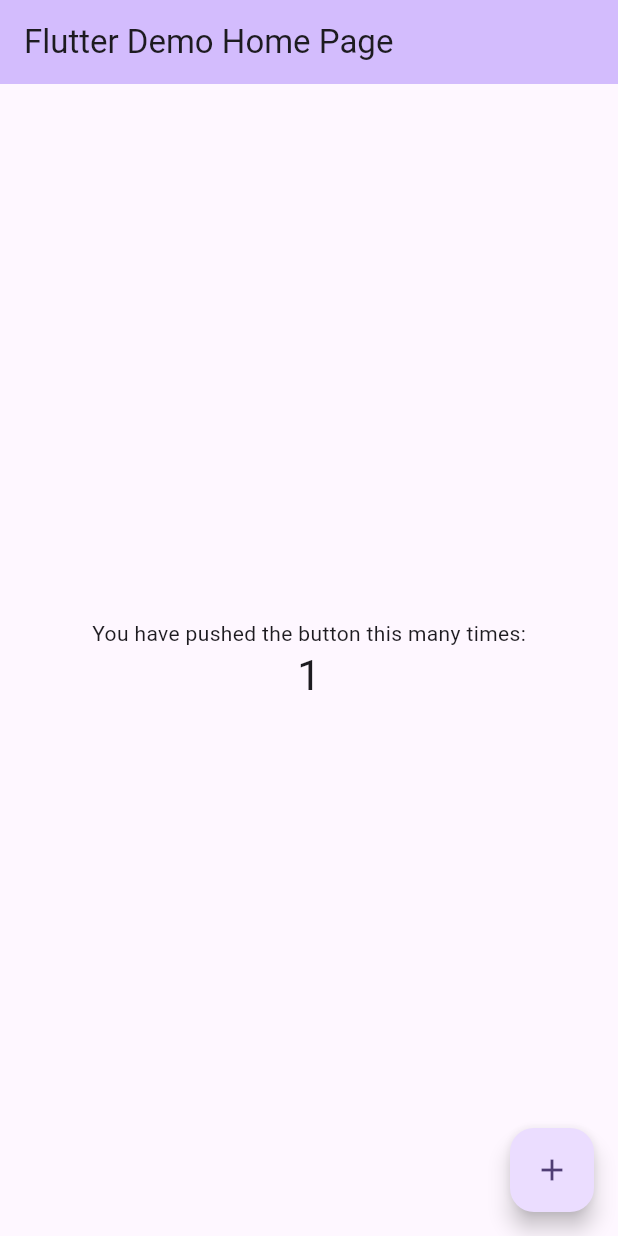
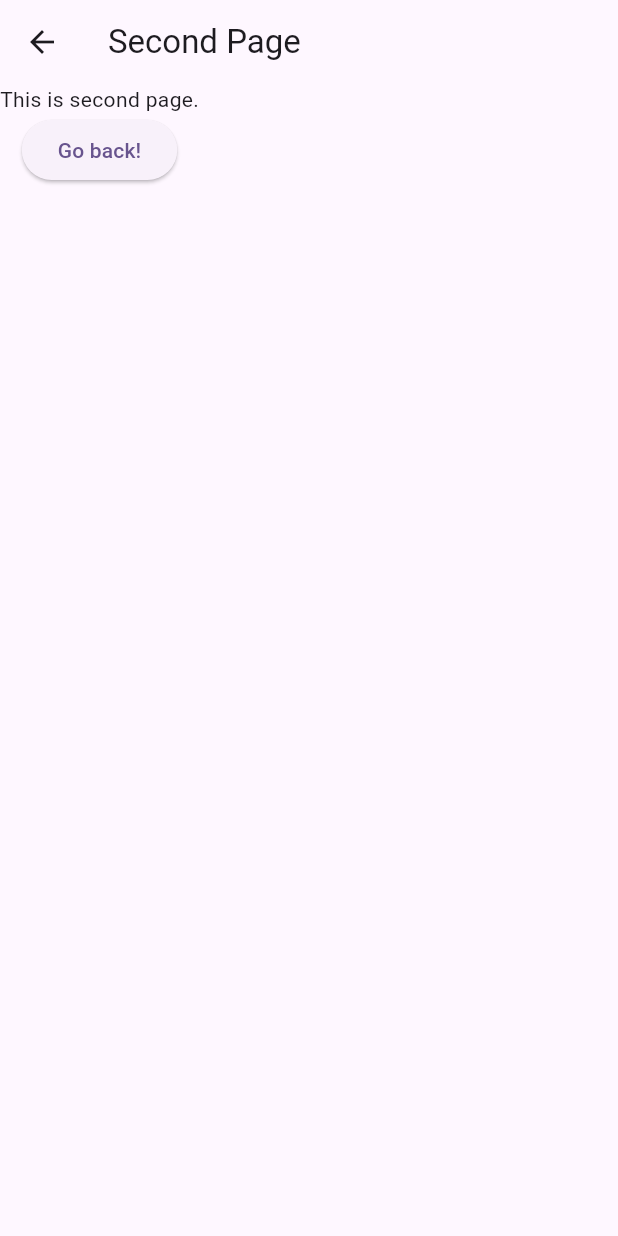
Before and after one commit to theshivamlko/flutter_localization, a Flutter app: the screen it shows after launch, after a tap on the "add" icon, on a phone screen of 412 x 824 dp. Run offline on Flutter 3.47's test engine with Material 3 defaults, Android fonts, the phone set to English and light mode, and no system bars.

Commit message:
sample lang added

```diff
--- /dev/null
+++ b/lang/en.json
@@ -0,0 +1,7 @@
+{
+  "demoHomePage": "Flutter Demo Home Page",
+  "descriptionCount": "You have pushed the button this many times:",
+  "india": "India is my country",
+  "secondPage": "This is second page.",
+  "goBack": "Go back!"
+}
--- a/lib/main.dart
+++ b/lib/main.dart
@@ -1,4 +1,5 @@
 import 'package:flutter/material.dart';
+import 'package:flutter_localization/second_page.dart';
 
 void main() {
   runApp(const MyApp());
@@ -13,21 +14,6 @@
     return MaterialApp(
       title: 'Flutter Demo',
       theme: ThemeData(
-        // This is the theme of your application.
-        //
-        // TRY THIS: Try running your application with "flutter run". You'll see
-        // the application has a purple toolbar. Then, without quitting the app,
-        // try changing the seedColor in the colorScheme below to Colors.green
-        // and then invoke "hot reload" (save your changes or press the "hot
-        // reload" button in a Flutter-supported IDE, or press "r" if you used
-        // the command line to start the app).
-        //
-        // Notice that the counter didn't reset back to zero; the application
-        // state is not lost during the reload. To reset the state, use hot
-        // restart instead.
-        //
-        // This works for code too, not just values: Most code changes can be
-        // tested with just a hot reload.
         colorScheme: ColorScheme.fromSeed(seedColor: Colors.deepPurple),
         useMaterial3: true,
       ),
@@ -39,14 +25,6 @@
 class MyHomePage extends StatefulWidget {
   const MyHomePage({super.key, required this.title});
 
-  // This widget is the home page of your application. It is stateful, meaning
-  // that it has a State object (defined below) that contains fields that affect
-  // how it looks.
-
-  // This class is the configuration for the state. It holds the values (in this
-  // case the title) provided by the parent (in this case the App widget) and
-  // used by the build method of the State. Fields in a Widget subclass are
-  // always marked "final".
 
   final String title;
 
@@ -59,23 +37,14 @@
 
   void _incrementCounter() {
     setState(() {
-      // This call to setState tells the Flutter framework that something has
-      // changed in this State, which causes it to rerun the build method below
-      // so that the display can reflect the updated values. If we changed
-      // _counter without calling setState(), then the build method would not be
-      // called again, and so nothing would appear to happen.
+
       _counter++;
     });
   }
 
   @override
   Widget build(BuildContext context) {
-    // This method is rerun every time setState is called, for instance as done
-    // by the _incrementCounter method above.
-    //
-    // The Flutter framework has been optimized to make rerunning build methods
-    // fast, so that you can just rebuild anything that needs updating rather
-    // than having to individually change instances of widgets.
+
     return Scaffold(
       appBar: AppBar(
         // TRY THIS: Try changing the color here to a specific color (to
@@ -90,23 +59,14 @@
         // Center is a layout widget. It takes a single child and positions it
         // in the middle of the parent.
         child: Column(
-          // Column is also a layout widget. It takes a list of children and
-          // arranges them vertically. By default, it sizes itself to fit its
-          // children horizontally, and tries to be as tall as its parent.
-          //
-          // Column has various properties to control how it sizes itself and
-          // how it positions its children. Here we use mainAxisAlignment to
-          // center the children vertically; the main axis here is the vertical
-          // axis because Columns are vertical (the cross axis would be
-          // horizontal).
-          //
-          // TRY THIS: Invoke "debug painting" (choose the "Toggle Debug Paint"
-          // action in the IDE, or press "p" in the console), to see the
-          // wireframe for each widget.
+
           mainAxisAlignment: MainAxisAlignment.center,
           children: <Widget>[
             const Text(
               'You have pushed the button this many times:',
+            ),
+            const Text(
+              'India is my country',
             ),
             Text(
               '$_counter',
@@ -116,7 +76,12 @@
         ),
       ),
       floatingActionButton: FloatingActionButton(
-        onPressed: _incrementCounter,
+        onPressed: () {
+          Navigator.push(
+            context,
+            MaterialPageRoute(builder: (context) => const SecondPage()),
+          );
+        },
         tooltip: 'Increment',
         child: const Icon(Icons.add),
       ), // This trailing comma makes auto-formatting nicer for build methods.
--- /dev/null
+++ b/lib/second_page.dart
@@ -0,0 +1,25 @@
+import 'package:flutter/material.dart';
+
+class SecondPage extends StatelessWidget {
+  const SecondPage({Key? key}) : super(key: key);
+
+  @override
+  Widget build(BuildContext context) {
+    return Scaffold(
+      appBar: AppBar(title: const Text('Second Page')),
+      body: Column(
+        children: [
+          const Text(
+            'This is second page.'
+          ),
+          ElevatedButton(
+            onPressed: () {
+              Navigator.pop(context);
+            },
+            child: const Text('Go back!'),
+          ),
+        ],
+      )
+    );
+  }
+}
```
Also changed, not shown: lang/hi.json (added, +7 -0 lines), lang/odi.json (added, +7 -0 lines).
